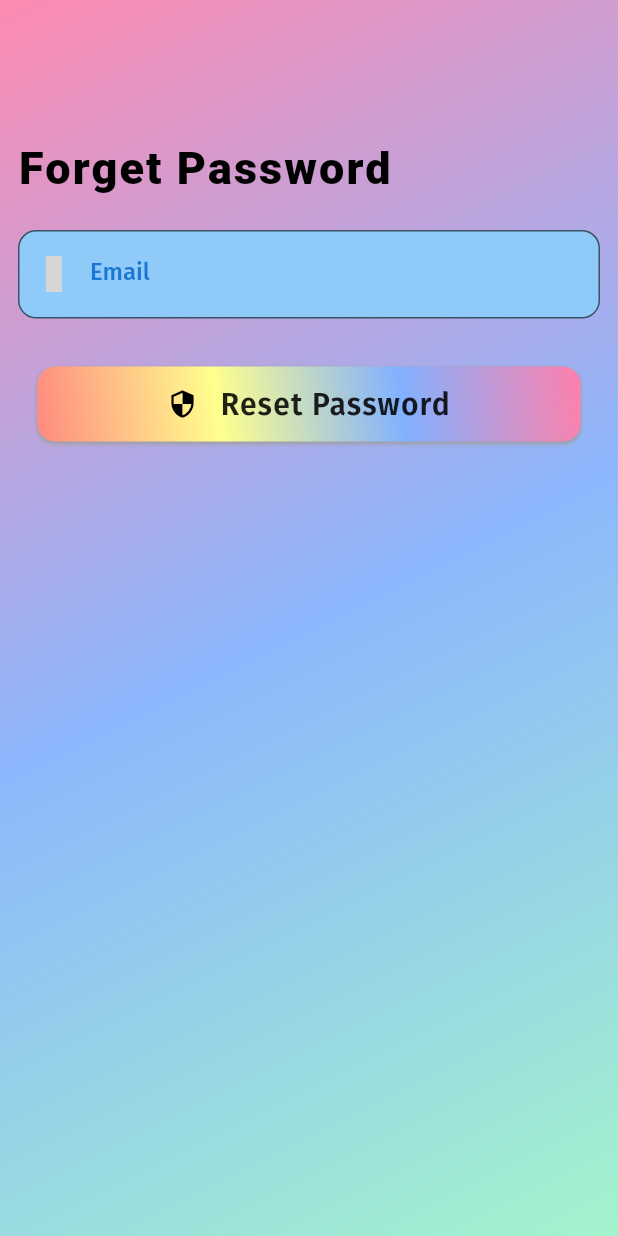
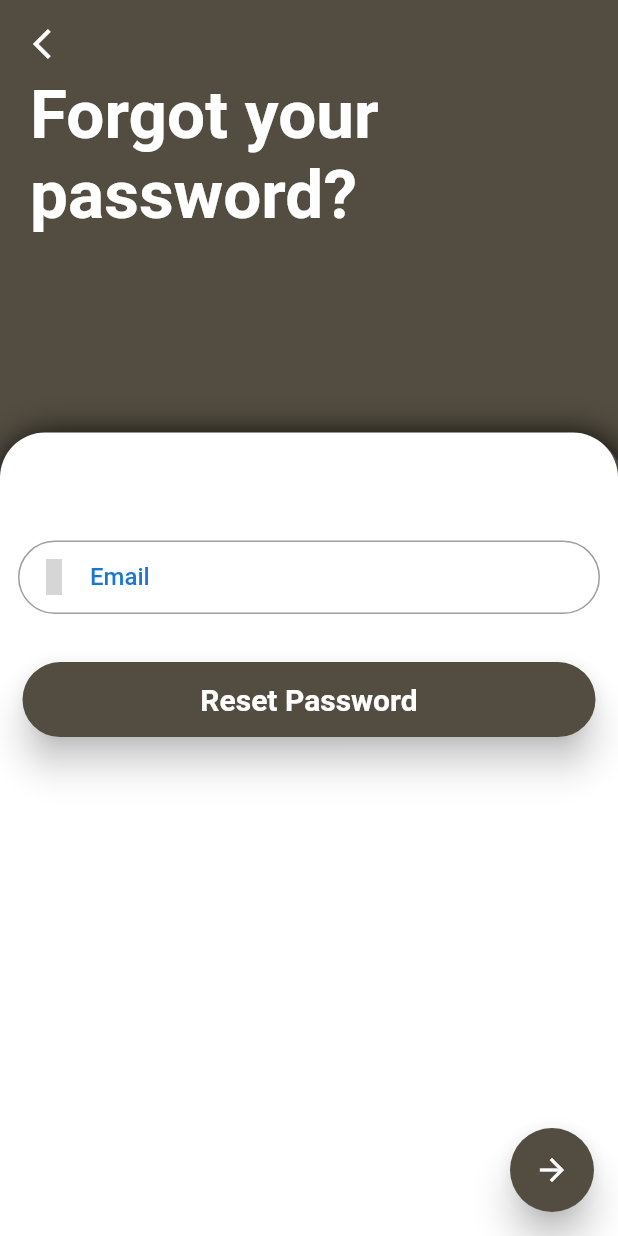
Before and after one commit to pdas9647/Paint-To-Print, a Flutter app: the ForgotPasswordScreen screen opened directly, on a phone screen of 412 x 824 dp. Run offline on Flutter 3.47's test engine with Material 2 defaults, Android fonts, the light colour scheme and no system bars; drawn by our look-alikes of auto_size_text; our stand-ins replace animated_text_kit, backdrop, cloud_firestore, double_back_to_close_app, firebase_auth, firebase_core and 11 more; missing offline and left inert: simple_speed_dial; accounts and stored records are empty; network calls fail; Roboto replaces fonts that are missing (Arimo, Courgette); grey boxes are pictures that could not be loaded.

Commit message:
Forgot Password, Stroke Slider
Forgot Password, Stroke Slider changed

```diff
--- a/lib/screens/auth/forgot_password_screen.dart
+++ b/lib/screens/auth/forgot_password_screen.dart
@@ -1,10 +1,14 @@
+import 'package:auto_size_text/auto_size_text.dart';
 import 'package:firebase_auth/firebase_auth.dart';
+import 'package:flutter/cupertino.dart';
 import 'package:flutter/material.dart';
 import 'package:flutter_icons/flutter_icons.dart';
 import 'package:fluttertoast/fluttertoast.dart';
 import 'package:google_fonts/google_fonts.dart';
+import 'package:page_transition/page_transition.dart';
 import 'package:paint_to_print/services/global_methods.dart';
-import 'package:paint_to_print/widgets/loading.dart';
+
+import 'login_screen.dart';
 
 class ForgotPasswordScreen extends StatefulWidget {
   static const routeName = '/forgot_password_screen';
@@ -19,92 +23,117 @@ class _ForgotPasswordScreenState extends State<ForgotPasswordScreen> {
   final _formKey = GlobalKey<FormState>();
   final FirebaseAuth _firebaseAuth = FirebaseAuth.instance;
   String _emailAddress = '';
-  bool _isLoading = false;
 
   void _submitForm() async {
     final isValid = _formKey.currentState.validate();
     FocusScope.of(context).unfocus();
     if (isValid) {
-      setState(() {
-        _isLoading = true;
-      });
+      ;
       _formKey.currentState.save();
       try {
         await _firebaseAuth
             .sendPasswordResetEmail(email: _emailAddress.trim().toLowerCase())
             .then(
               (value) => Fluttertoast.showToast(
-                msg: 'Reset Link Sent to $_emailAddress',
+                msg: 'Password reset link sent to $_emailAddress',
                 toastLength: Toast.LENGTH_LONG,
-                gravity: ToastGravity.CENTER,
+                gravity: ToastGravity.BOTTOM,
                 timeInSecForIosWeb: 1,
-                backgroundColor: Color(0xFFF0E9D2),
-                textColor: Color(0xFF141E61),
-                fontSize: 16.0,
+                backgroundColor: Theme.of(context).colorScheme.secondary,
+                textColor: Colors.white,
+                fontSize: 17.0,
               ),
             );
-        Navigator.canPop(context) ? Navigator.pop(context) : null;
+        // Navigator.canPop(context) ? Navigator.pop(context) : null;
       } catch (error) {
         GlobalMethods.authErrorDialog(
           context,
           'Error Occurred',
           error.toString(),
         );
-      } finally {
-        setState(() {
-          _isLoading = false;
-        });
       }
     }
   }
 
   @override
   Widget build(BuildContext context) {
-    return _isLoading
-        ? const Scaffold(
-            body: Loading(),
-          )
-        : Scaffold(
-            body: SingleChildScrollView(
-              child: Container(
-                height: MediaQuery.of(context).size.height,
-                decoration: BoxDecoration(
-                  gradient: LinearGradient(
-                    begin: Alignment.topLeft,
-                    end: Alignment.bottomRight,
-                    colors: [
-                      Colors.pinkAccent.withOpacity(0.6),
-                      Colors.blueAccent.withOpacity(0.6),
-                      Colors.greenAccent.withOpacity(0.6),
-                    ],
+    return Scaffold(
+      backgroundColor: Color(0xFF534D41),
+      body: SafeArea(
+        child: Stack(
+          children: [
+            /// back button
+            Positioned(
+              top: 5.0,
+              left: 10.0,
+              child: IconButton(
+                icon: Icon(Icons.arrow_back_ios),
+                color: Colors.white,
+                onPressed: () {
+                  Navigator.of(context).pop();
+                },
               ),
             ),
-                child: Column(
-                  mainAxisSize: MainAxisSize.min,
-                  crossAxisAlignment: CrossAxisAlignment.start,
-                  mainAxisAlignment: MainAxisAlignment.start,
-                  children: [
-                    SizedBox(height: MediaQuery.of(context).size.height * 0.10),
-                    Padding(
-                      padding: const EdgeInsets.all(12.0),
-                      child: Text(
-                        'Forget Password',
-                        overflow: TextOverflow.ellipsis,
+
+            /// forgot your password
+            Positioned(
+              top: 30.0,
+              left: 0.0,
+              right: 0.0,
+              child: Container(
+                height: MediaQuery.of(context).size.height * 0.25,
+                padding: EdgeInsets.all(20.0),
+                // color: Colors.greenAccent,
+                child: AutoSizeText(
+                  'Forgot your \npassword?',
                   maxLines: 2,
-                        style: GoogleFonts.getFont(
-                          'Courgette',
-                          fontSize: 30.0,
-                          letterSpacing: 1.4,
-                          color: Colors.black,
-                          fontWeight: FontWeight.w900,
+                  textAlign: TextAlign.left,
+                  style: GoogleFonts.arimo(
+                    fontSize: 45.0,
+                    color: Colors.white,
+                    // shadows: [Shadow(color: Colors.black, blurRadius: 10.0)],
+                    fontWeight: FontWeight.bold,
                   ),
                 ),
               ),
-                    // textformfield email
+            ),
+
+            /// container --> card --> form
+            Align(
+              alignment: Alignment.bottomCenter,
+              child: Container(
+                width: MediaQuery.of(context).size.width,
+                height: MediaQuery.of(context).size.height * 0.65,
+                decoration: BoxDecoration(
+                  borderRadius:
+                      BorderRadius.vertical(top: Radius.circular(30.0)),
+                  boxShadow: [
+                    BoxShadow(
+                      blurRadius: 20.0,
+                      color: Colors.black,
+                      offset: Offset(3, 3),
+                      blurStyle: BlurStyle.outer,
+                    ),
+                  ],
+                ),
+                child: Card(
+                  elevation: 10.0,
+                  margin: EdgeInsets.all(0.0),
+                  color: Colors.white,
+                  shape: RoundedRectangleBorder(
+                    borderRadius:
+                        BorderRadius.vertical(top: Radius.circular(30.0)),
+                  ),
+                  child: Form(
+                    key: _formKey,
+                    child: ListView(
+                      shrinkWrap: true,
+                      children: [
+                        SizedBox(height: 60.0),
+
+                        /// textformfield email
                         Padding(
                           padding: const EdgeInsets.all(12.0),
-                      child: Form(
-                        key: _formKey,
                           child: TextFormField(
                             key: const ValueKey('email'),
                             validator: (email) {
@@ -120,94 +149,65 @@ class _ForgotPasswordScreenState extends State<ForgotPasswordScreen> {
                               border: OutlineInputBorder(
                                 borderSide: BorderSide(
                                     color: Theme.of(context).primaryColorDark),
-                              borderRadius: BorderRadius.circular(12.0),
+                                borderRadius: BorderRadius.circular(30.0),
                               ),
-                            filled: true,
+                              // filled: true,
                               labelText: 'Email',
-                            labelStyle: GoogleFonts.getFont(
-                              'Fira Sans',
+                              labelStyle: GoogleFonts.arimo(
                                 fontSize: 16.0,
                                 fontWeight: FontWeight.w500,
                                 color: Theme.of(context).primaryColorDark,
                               ),
-                            hintText: 'Enter your email...',
-                            hintStyle: GoogleFonts.getFont(
-                              'Fira Sans',
+                              hintText: 'Enter your registered email',
+                              hintStyle: GoogleFonts.arimo(
                                 fontSize: 16.0,
                                 color: Colors.grey,
                                 fontWeight: FontWeight.w500,
                               ),
-                            errorStyle: GoogleFonts.getFont(
-                              'Fira Sans',
+                              errorStyle: GoogleFonts.arimo(
                                 fontSize: 16.0,
                                 color: Colors.redAccent,
                                 fontWeight: FontWeight.w500,
                               ),
                               errorBorder: OutlineInputBorder(
                                 borderSide: BorderSide(color: Colors.redAccent),
-                              borderRadius: BorderRadius.circular(12.0),
+                                borderRadius: BorderRadius.circular(30.0),
                               ),
                               prefixIcon: Icon(MaterialCommunityIcons.email),
-                            fillColor: Theme.of(context).backgroundColor,
+                              contentPadding: EdgeInsets.all(15.0),
                             ),
                             onSaved: (value) {
+                              setState(() {
                                 _emailAddress = value;
+                              });
                             },
                           ),
                         ),
-                    ),
-                    const SizedBox(height: 20.0),
-                    Padding(
-                      padding: const EdgeInsets.symmetric(horizontal: 25.0),
-                      child: InkWell(
-                        onTap: () {
+
+                        /// reset password
+                        Container(
+                          margin: EdgeInsets.symmetric(
+                              horizontal: 15.0, vertical: 20.0),
+                          child: MaterialButton(
+                            elevation: 10.0,
+                            height: 50.0,
+                            animationDuration: Duration(milliseconds: 100),
+                            shape: RoundedRectangleBorder(
+                                borderRadius:
+                                    BorderRadius.all(Radius.circular(30.0))),
+                            padding: EdgeInsets.symmetric(
+                                horizontal: 25.0, vertical: 10.0),
+                            color: Color(0xFF534D41),
+                            onPressed: () {
+                              print(_emailAddress);
                               _submitForm();
                             },
-                        child: Container(
-                          padding: const EdgeInsets.symmetric(horizontal: 20.0),
-                          height: 50.0,
-                          decoration: BoxDecoration(
-                            gradient: LinearGradient(
-                              begin: Alignment.topRight,
-                              end: Alignment.bottomLeft,
-                              colors: [
-                                Colors.pinkAccent.shade100,
-                                Colors.blueAccent.shade100,
-                                Colors.yellowAccent.shade100,
-                                Colors.redAccent.shade100,
-                              ],
-                            ),
-                            borderRadius: BorderRadius.circular(12.0),
-                            boxShadow: const [
-                              BoxShadow(
-                                color: Colors.grey,
-                                offset: Offset(0.0, 1.5),
-                                blurRadius: 1.5,
-                              ),
-                            ],
-                          ),
-                          alignment: Alignment.center,
-                          child: Row(
-                            mainAxisAlignment: MainAxisAlignment.center,
-                            children: [
-                              Icon(
-                                MaterialIcons.security,
-                                size: 20.0,
-                                color: Colors.black,
-                              ),
-                              const SizedBox(width: 15.0),
-                              Text(
+                            child: AutoSizeText(
                               'Reset Password',
-                                textAlign: TextAlign.center,
-                                style: GoogleFonts.getFont(
-                                  'Fira Sans',
+                              style: GoogleFonts.arimo(
                                 fontSize: 20.0,
-                                  color: Colors.black87,
-                                  letterSpacing: 0.8,
-                                  fontWeight: FontWeight.w600,
-                                ),
-                              ),
-                            ],
+                                color: Colors.white,
+                                fontWeight: FontWeight.bold,
                               ),
                             ),
                           ),
@@ -216,6 +216,28 @@ class _ForgotPasswordScreenState extends State<ForgotPasswordScreen> {
                     ),
                   ),
                 ),
+              ),
+            ),
+          ],
+        ),
+      ),
+      floatingActionButton: FloatingActionButton(
+        elevation: 10.0,
+        onPressed: () {
+          Navigator.pushReplacement(
+            context,
+            PageTransition(
+              child: LoginScreen(),
+              type: PageTransitionType.fade,
+            ),
+          );
+          // Navigator.of(context).pop();
+        },
+        shape: RoundedRectangleBorder(
+            borderRadius: BorderRadius.all(Radius.circular(30.0))),
+        child: Icon(Icons.arrow_forward, color: Colors.white),
+        backgroundColor: Color(0xFF534D41),
+      ),
     );
   }
 }
--- a/lib/screens/bottom_bar_screen.dart
+++ b/lib/screens/bottom_bar_screen.dart
@@ -90,7 +90,7 @@ class _BottomBarScreenState extends State<BottomBarScreen> {
               borderRadius: BorderRadius.vertical(top: Radius.circular(18.0))),
           content: Text(
             'Tap back again to exit',
-            style: GoogleFonts.courgette(fontSize: 17.0),
+            style: GoogleFonts.arimo(fontSize: 17.0),
           ),
         ),
         child: PersistentTabView(
--- a/lib/screens/landing_screen.dart
+++ b/lib/screens/landing_screen.dart
@@ -92,7 +92,7 @@ class _LandingScreenState extends State<LandingScreen>
                 TypewriterAnimatedTextKit(
                   text: ['Paint to Print'],
                   speed: Duration(milliseconds: 100),
-                  textStyle: GoogleFonts.courgette(
+                  textStyle: GoogleFonts.arimo(
                     fontSize: 35.0,
                     color: Theme.of(context).colorScheme.error,
                     // overflow: TextOverflow.fade,
@@ -127,11 +127,11 @@ class _LandingScreenState extends State<LandingScreen>
                       padding: const EdgeInsets.symmetric(
                           horizontal: 20.0, vertical: 20.0),
                       child: AutoSizeText(
-                        'Welcome to Paint to Print',
+                        'Welcome to App',
                         maxLines: 1,
                         textAlign: TextAlign.center,
                         style: GoogleFonts.arimo(
-                          fontSize: 30.0,
+                          fontSize: 40.0,
                           color: Colors.white,
                           fontWeight: FontWeight.bold,
                         ),
--- a/lib/widgets/create_home_icon.dart
+++ b/lib/widgets/create_home_icon.dart
@@ -39,13 +39,15 @@ class CreateHomeIcon extends StatelessWidget {
                   child: Image.asset(image),
                 ),
                 SizedBox(height: 10.0),
-                AutoSizeText(
+                Flexible(
+                  child: AutoSizeText(
                     iconName,
                     maxLines: 1,
                     textAlign: TextAlign.center,
                     style: GoogleFonts.arimo(
                       fontSize: 20.0,
                       fontWeight: FontWeight.bold,
+                    ),
                   ),
                 ),
               ],
```
Also changed, not shown: lib/screens/auth/login_screen.dart (+39 -41 lines), lib/screens/auth/signup_screen.dart (+27 -34 lines), lib/screens/canvas/canvas_view_screen.dart (+9 -3 lines), lib/services/global_methods.dart (+11 -22 lines). Lines whose indentation alone changed are shown as unchanged.
